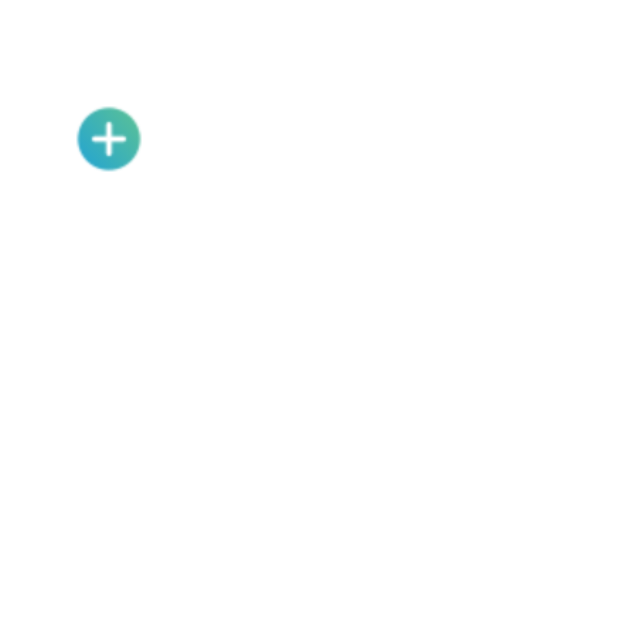
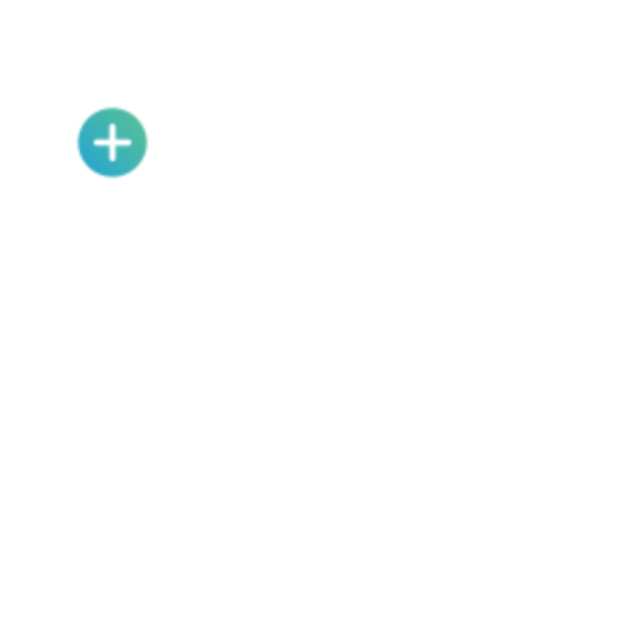
Before and after one commit to Farouk157/LED-Strip-Control, an Android app built with Jetpack Compose: the composable ColorPickerContent shown on its own in the app's theme, on a phone screen of 412 x 824 dp, the top half of it. Run offline under Robolectric (Android 15) with nearby library versions, the phone set to English and light mode, and no system bars; libraries missing offline, so code that uses them is left out: com.github.skydoves.colorpicker, io.mhssn.colorpicker; 3 statements that could not run were skipped.

Commit message:
Update ColorPickerContent.kt

```diff
--- a/LED_Strip_Control_Application/app/src/main/java/com/example/led_strip_control/home/view/ColorPickerContent.kt
+++ b/LED_Strip_Control_Application/app/src/main/java/com/example/led_strip_control/home/view/ColorPickerContent.kt
@@ -70,7 +70,7 @@ fun ColorPickerContent(
                     painter = painterResource(id = R.drawable.ic_add), // Replace with your actual resource ID
                     contentDescription = "Add Color",
                     modifier = Modifier
-                        .size(45.dp) // Adjust size as needed
+                        .size(50.dp) // Adjust size as needed
                         .clickable {
                             // Handle the add color button click
                             // Call your onAddColor() or any other logic here
```
